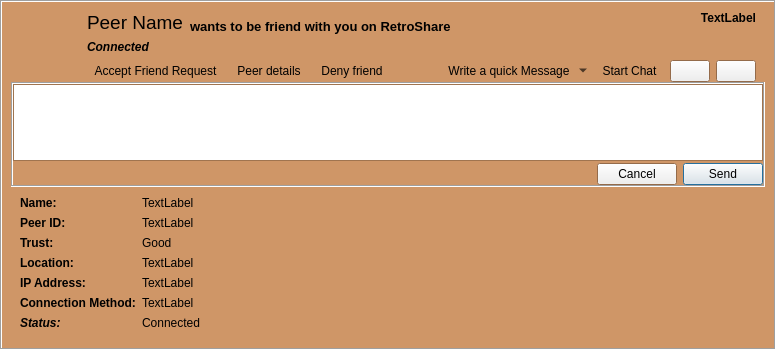
RetroShare/RetroShare, file retroshare-gui/src/gui/feeds/SecurityItem.ui: the form before one commit.
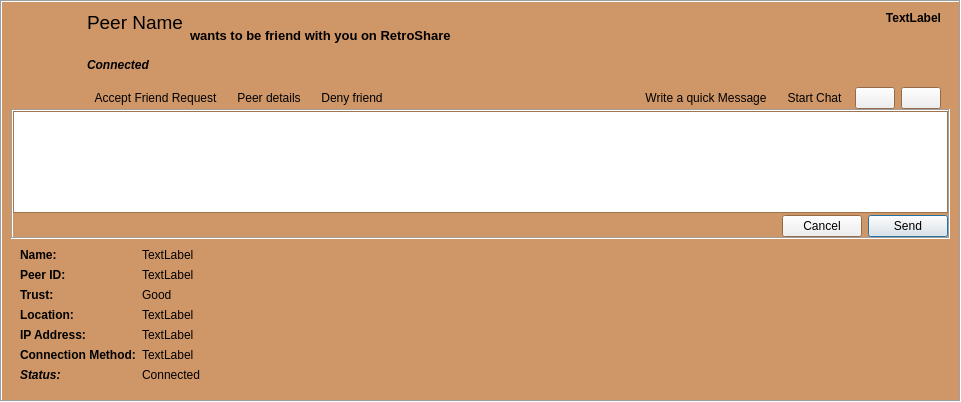
The form after the commit. Icons and pictures are not drawn. Custom widgets are drawn as their Qt base class.

Commit message: removed quick message menu and replaced message writing so that it runs a distant message. This is most likely to be needed if the peer is not a friend or can not be connected anyway

What changed in the file:
```diff
--- a/retroshare-gui/src/gui/feeds/SecurityItem.ui
+++ b/retroshare-gui/src/gui/feeds/SecurityItem.ui
@@ -6,8 +6,8 @@
    <rect>
     <x>0</x>
     <y>0</y>
-    <width>776</width>
-    <height>349</height>
+    <width>961</width>
+    <height>402</height>
    </rect>
   </property>
   <layout class="QGridLayout">
@@ -285,7 +285,7 @@
                <normaloff>:/images/message-mail.png</normaloff>:/images/message-mail.png</iconset>
              </property>
              <property name="popupMode">
-              <enum>QToolButton::MenuButtonPopup</enum>
+              <enum>QToolButton::DelayedPopup</enum>
              </property>
              <property name="toolButtonStyle">
               <enum>Qt::ToolButtonTextBesideIcon</enum>
```
The commit also changes 1 other file.
